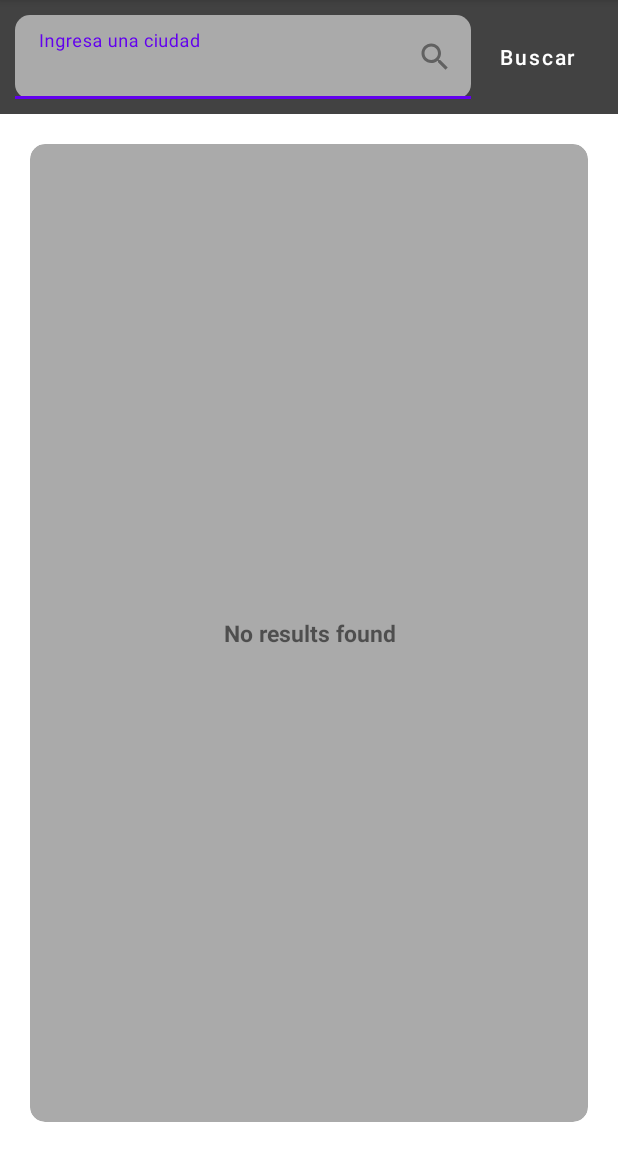
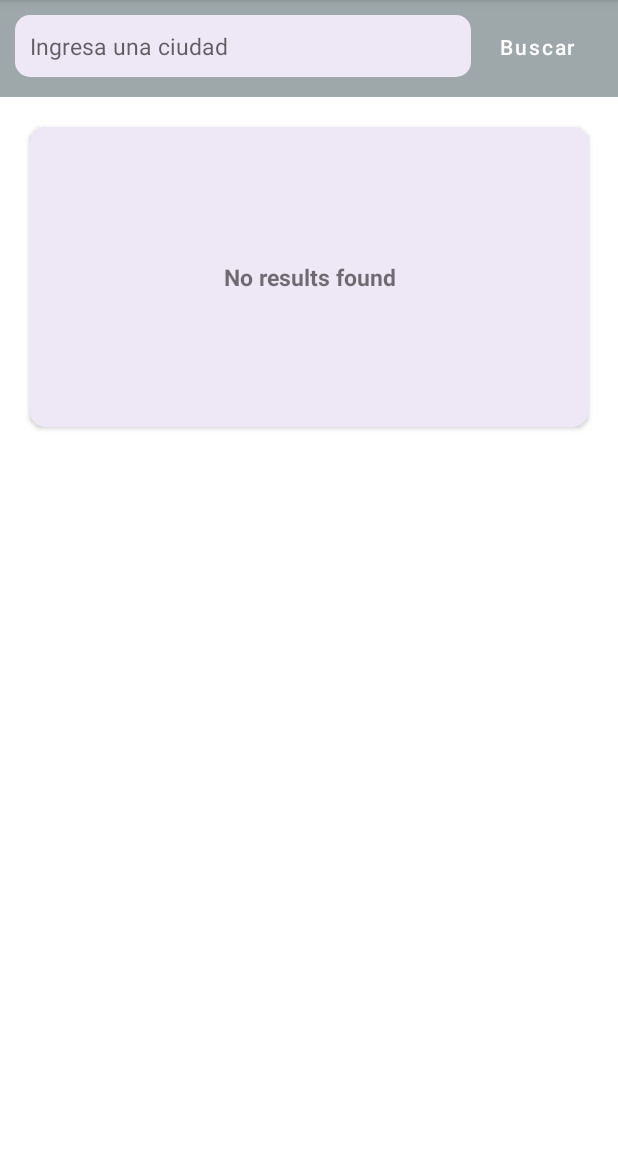
Before and after one commit to RodrigoEscamillaDacodes/WeatherApplication, an Android app: the screen it shows after launch (MainActivity), on a phone screen of 412 x 824 dp, the part 84-1236 px from its top. Run offline under Robolectric (Android 15) with nearby library versions, the phone set to English and light mode, and no system bars; our stand-ins replace Dagger/Hilt's generated code, Room's generated code, data binding.

Commit message:
Change design

```diff
--- a/app/src/main/java/com/dacodes/weatherapp/presentation/cities/CitiesFragment.kt
+++ b/app/src/main/java/com/dacodes/weatherapp/presentation/cities/CitiesFragment.kt
@@ -31,7 +31,6 @@ class CitiesFragment : BaseFragment<CitiesFragmentBinding>(R.layout.cities_fragm
             }
         }
 
-
         citiesViewModel.cityInfo.observe(viewLifecycleOwner, EventObserver{ result ->
             handleViewModelResult(
                 result,
@@ -41,7 +40,7 @@ class CitiesFragment : BaseFragment<CitiesFragmentBinding>(R.layout.cities_fragm
                 { _, ex ->
                     when(ex){
                         is NotFoundException -> {
-                            binding.tvInfo.text = "Not found"
+                            binding.tvInfo.text = getString(R.string.not_found)
                         }
                     }
                 }
--- a/app/src/main/java/com/dacodes/weatherapp/presentation/cities/CitiesViewModel.kt
+++ b/app/src/main/java/com/dacodes/weatherapp/presentation/cities/CitiesViewModel.kt
@@ -29,7 +29,7 @@ class CitiesViewModel @Inject constructor(
     fun searchCityInfo() = results(_cityInfo){
         val cityResponse = getCityInfoUseCase(params = cityName)
         if(cityResponse.isEmpty()){
-            _cityInfo.value = Event(ViewModelResult.Error("Not found",NotFoundException()))
+            _cityInfo.value = Event(ViewModelResult.Error("",NotFoundException()))
         }else{
             _cityInfo.value = Event(ViewModelResult.Success(cityResponse.first()))
         }
--- a/app/src/main/res/drawable/bg_search.xml
+++ b/app/src/main/res/drawable/bg_search.xml
@@ -1,5 +1,5 @@
 <?xml version="1.0" encoding="utf-8"?>
 <shape android:shape="rectangle" xmlns:android="http://schemas.android.com/apk/res/android">
-    <solid android:color="@android:color/darker_gray"/>
+    <solid android:color="@color/gray"/>
     <corners android:radius="10dp"/>
 </shape>
--- a/app/src/main/res/layout/cities_fragment.xml
+++ b/app/src/main/res/layout/cities_fragment.xml
@@ -22,31 +22,23 @@
             android:layout_width="match_parent"
             android:layout_height="wrap_content"
             android:padding="10dp"
-            android:background="@color/cardview_dark_background"
+            android:background="@color/dark_gray"
             app:layout_constraintTop_toTopOf="parent"
             app:layout_constraintStart_toStartOf="parent"
             app:layout_constraintEnd_toEndOf="parent">
 
-            <com.google.android.material.textfield.TextInputLayout
-                android:id="@+id/til_city"
+            <EditText
+                android:id="@+id/et_city"
+                android:background="@drawable/bg_search"
                 android:layout_width="0dp"
                 android:layout_height="wrap_content"
+                android:padding="10dp"
+                android:textSize="15sp"
                 android:hint="@string/city_placeholder"
-                app:endIconDrawable="@drawable/ic_search"
-                app:endIconMode="custom"
+                android:text="@={viewModel.cityName}"
                 app:layout_constraintTop_toTopOf="parent"
                 app:layout_constraintStart_toStartOf="parent"
-                app:layout_constraintEnd_toStartOf="@id/btn_search">
-
-                <com.google.android.material.textfield.TextInputEditText
-                    android:id="@+id/et_city"
-                    android:background="@drawable/bg_search"
-                    android:layout_width="match_parent"
-                    android:layout_height="match_parent"
-                    android:text="@={viewModel.cityName}"/>
-
-            </com.google.android.material.textfield.TextInputLayout>
-
+                app:layout_constraintEnd_toStartOf="@id/btn_search"/>
 
             <Button
                 android:id="@+id/btn_search"
@@ -56,25 +48,23 @@
                 android:textAllCaps="false"
                 android:textColor="@color/white"
                 android:background="@android:color/transparent"
-                app:layout_constraintTop_toTopOf="@id/til_city"
-                app:layout_constraintBottom_toBottomOf="@id/til_city"
+                app:layout_constraintTop_toTopOf="@id/et_city"
+                app:layout_constraintBottom_toBottomOf="@id/et_city"
                 app:layout_constraintEnd_toEndOf="parent"/>
 
         </androidx.constraintlayout.widget.ConstraintLayout>
 
 
-
         <androidx.cardview.widget.CardView
             android:id="@+id/cd_info"
             android:layout_width="0dp"
-            android:layout_height="0dp"
+            android:layout_height="200dp"
             android:layout_margin="20dp"
             app:cardCornerRadius="10dp"
-            app:cardBackgroundColor="@android:color/darker_gray"
+            app:cardBackgroundColor="@color/gray"
             app:layout_constraintTop_toBottomOf="@id/cl_header"
             app:layout_constraintStart_toStartOf="parent"
-            app:layout_constraintEnd_toEndOf="parent"
-            app:layout_constraintBottom_toBottomOf="parent">
+            app:layout_constraintEnd_toEndOf="parent">
 
             <androidx.constraintlayout.widget.ConstraintLayout
                 android:id="@+id/cl_container"
@@ -85,7 +75,7 @@
                     android:id="@+id/tv_info"
                     android:layout_width="wrap_content"
                     android:layout_height="wrap_content"
-                    android:text="No results found"
+                    android:text="@string/not_found"
                     android:textAlignment="center"
                     android:textStyle="bold"
                     android:textSize="15sp"
--- a/app/src/main/res/values/colors.xml
+++ b/app/src/main/res/values/colors.xml
@@ -7,4 +7,6 @@
     <color name="teal_700">#FF018786</color>
     <color name="black">#FF000000</color>
     <color name="white">#FFFFFFFF</color>
+    <color name="gray">#ede7f6</color>
+    <color name="dark_gray">#9ea7aa</color>
 </resources>
--- a/app/src/main/res/values/strings.xml
+++ b/app/src/main/res/values/strings.xml
@@ -4,4 +4,5 @@
     <string name="base_url">http://api.openweathermap.org/</string>
     <string name="city_placeholder">Ingresa una ciudad</string>
     <string name="search">Buscar</string>
+    <string name="not_found">No results found</string>
 </resources>
```
